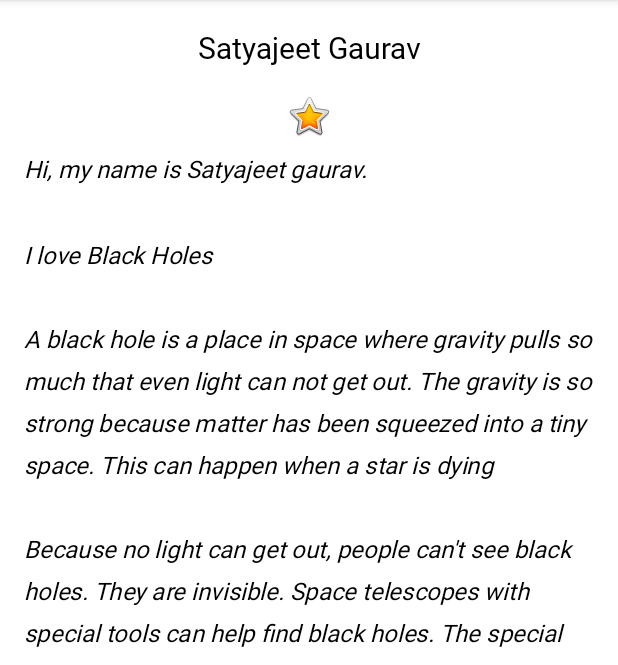
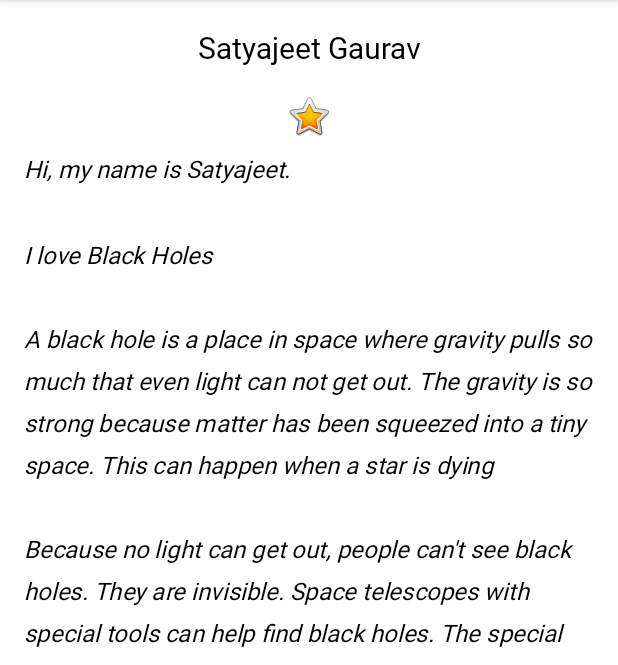
Before and after one commit to satyajeetmanu/About-Me, an Android app: the screen it shows after launch (MainActivity), on a phone screen of 412 x 824 dp, the part 84-749 px from its top. Run offline under Robolectric (Android 15) with nearby library versions, the phone set to English and light mode, and no system bars.

Commit message:
modified strings.xml

```diff
--- a/app/src/main/res/values/strings.xml
+++ b/app/src/main/res/values/strings.xml
@@ -2,7 +2,7 @@
     <string name="app_name">About Me</string>
     <string name="nameText">Satyajeet Gaurav</string>
     <string name="yellow_star">Yellow star image</string>
-    <string name="bio">Hi, my name is Satyajeet gaurav.
+    <string name="bio">Hi, my name is Satyajeet.
     \n\nI love Black Holes
     \n\nA black hole is a place in space where gravity pulls so much that even light can not get out. The gravity is so strong because matter has been squeezed into a tiny space. This can happen when a star is dying
     \n\nBecause no light can get out, people can\'t see black holes. They are invisible. Space telescopes with special tools can help find black holes. The special tools can see how stars that are very close to black holes act differently than other stars
```
